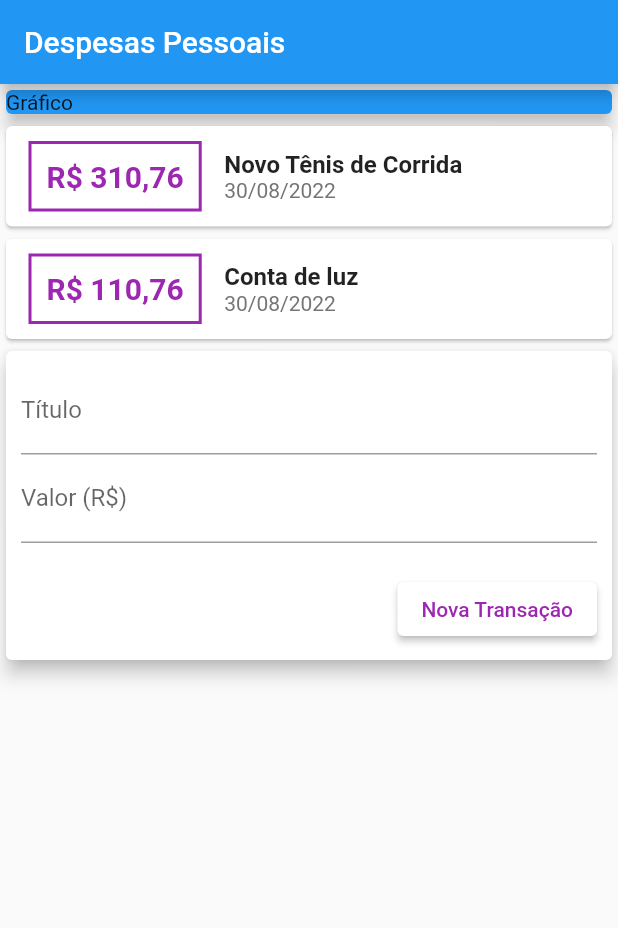
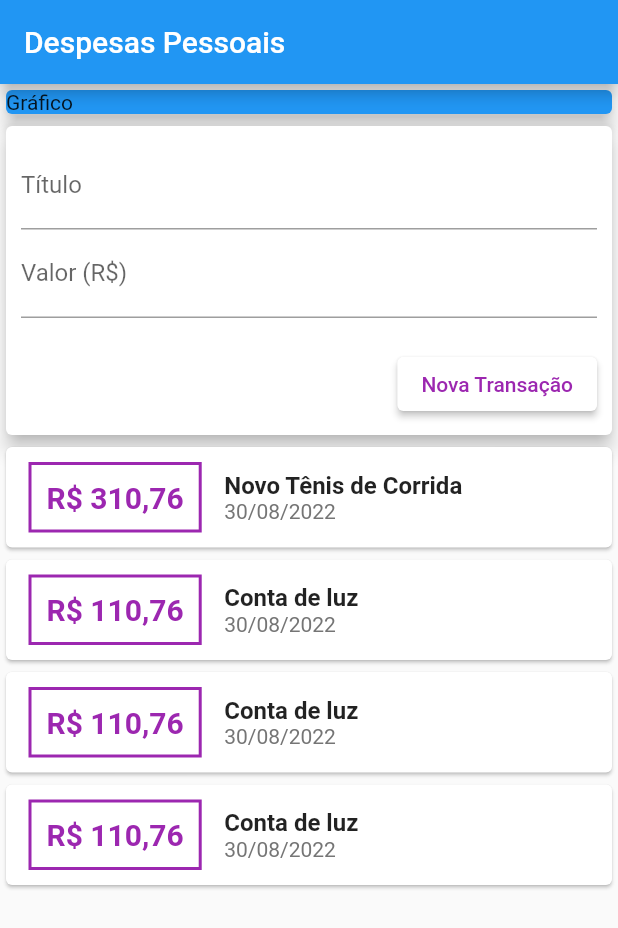
Before and after one commit to LuisSouza03/Expenses_Flutter, a Flutter app: the screen it shows after launch, on a phone screen of 412 x 824 dp. Shown: the top 928 px of the screen. Run offline on Flutter 3.47's test engine with Material 2 defaults, Android fonts, the phone set to English and light mode, and no system bars.

Commit message:
feat: add scroll in transaction list

```diff
--- a/lib/components/transaction_list.dart
+++ b/lib/components/transaction_list.dart
@@ -12,8 +12,12 @@ class TransactionList extends StatelessWidget {
 
   @override
   Widget build(BuildContext context) {
-    return Column(
-      children: transactions.map((tr) {
+    return Container(
+      height: 300,
+      child: ListView.builder(
+        itemCount: transactions.length,
+        itemBuilder: (context, index) {
+          final tr = transactions[index];
           return Card(
             child: Row(
               children: [
@@ -59,7 +63,8 @@ class TransactionList extends StatelessWidget {
               ],
             ),
           );
-      }).toList(),
+        },
+      ),
     );
   }
 }
--- a/lib/components/transaction_user.dart
+++ b/lib/components/transaction_user.dart
@@ -26,6 +26,36 @@ class _TransactionUserState extends State<TransactionUser> {
       value: 110.76,
       date: DateTime.now(),
     ),
+    Transaction(
+      id: 't3',
+      title: 'Conta de luz',
+      value: 110.76,
+      date: DateTime.now(),
+    ),
+    Transaction(
+      id: 't4',
+      title: 'Conta de luz',
+      value: 110.76,
+      date: DateTime.now(),
+    ),
+    Transaction(
+      id: 't5',
+      title: 'Conta de luz',
+      value: 110.76,
+      date: DateTime.now(),
+    ),
+    Transaction(
+      id: 't6',
+      title: 'Conta de luz',
+      value: 110.76,
+      date: DateTime.now(),
+    ),
+    Transaction(
+      id: 't7',
+      title: 'Conta de luz',
+      value: 110.76,
+      date: DateTime.now(),
+    ),
   ];
 
   _addTransaction(String title, double value) {
@@ -45,8 +75,8 @@ class _TransactionUserState extends State<TransactionUser> {
   Widget build(BuildContext context) {
     return Column(
       children: [
+        TransactionForm(onSubmit: _addTransaction),
         TransactionList(transactions: _transactions),
-        TransactionForm(onSubmit: _addTransaction),
       ],
     );
   }
```
Lines whose indentation alone changed are shown as unchanged.
